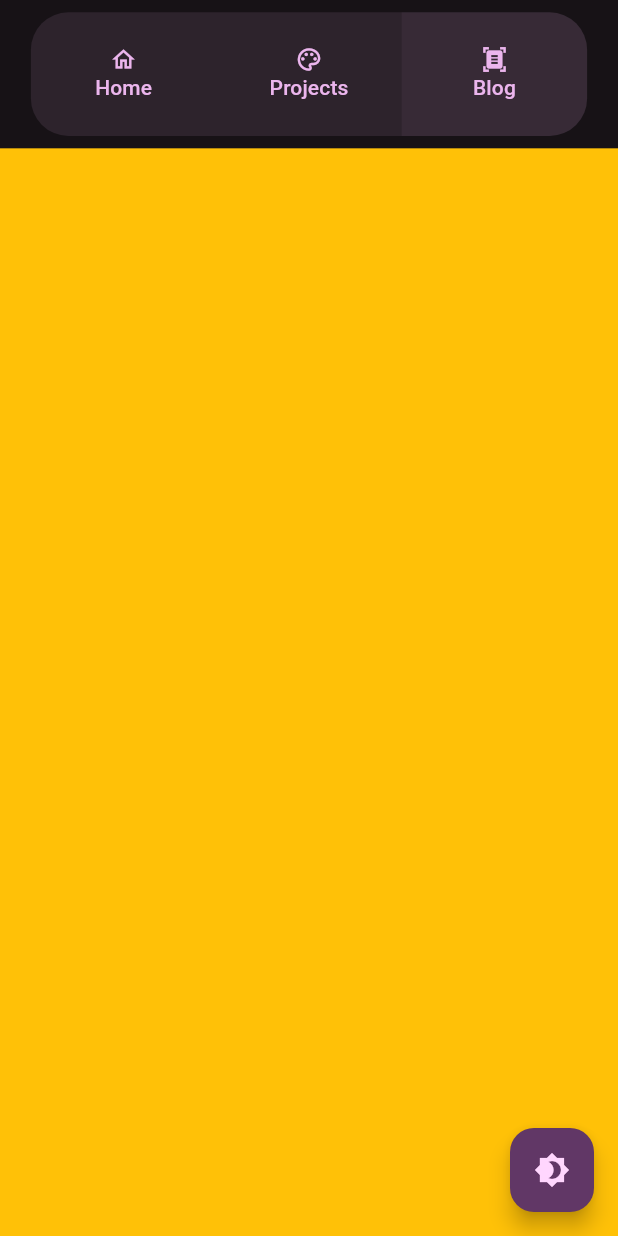
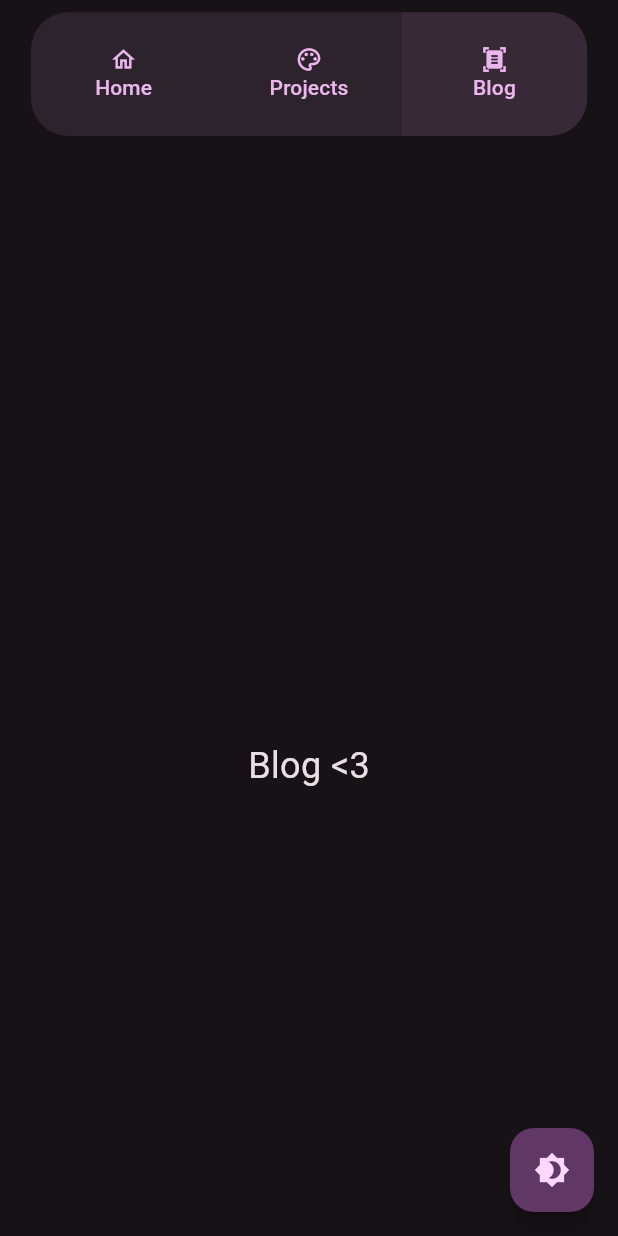
Before and after one commit to Franreno/franreno.github.io, a Flutter app: the screen it shows after launch, after a tap on "Projects", after a tap on "Blog", on a phone screen of 412 x 824 dp. Run offline on Flutter 3.47's test engine with Material 2 defaults, Android fonts, the phone set to English and light mode, and no system bars; our stand-ins replace equatable, flutter_bloc.

Commit message:
Adding names

```diff
--- a/lib/blog/view/blog.dart
+++ b/lib/blog/view/blog.dart
@@ -5,10 +5,11 @@ class BlogWidget extends StatelessWidget {
 
   @override
   Widget build(BuildContext context) {
-    return Container(
-      color: Colors.amber,
+    return SizedBox(
       width: MediaQuery.of(context).size.width,
       height: MediaQuery.of(context).size.height,
+      child:
+          const Center(child: Text("Blog <3", style: TextStyle(fontSize: 24))),
     );
   }
 }
--- a/lib/home/view/home.dart
+++ b/lib/home/view/home.dart
@@ -5,10 +5,11 @@ class HomeWidget extends StatelessWidget {
 
   @override
   Widget build(BuildContext context) {
-    return Container(
+    return SizedBox(
       width: MediaQuery.of(context).size.width,
       height: MediaQuery.of(context).size.height,
-      color: Colors.deepPurple,
+      child:
+          const Center(child: Text("Home <3", style: TextStyle(fontSize: 24))),
     );
   }
 }
--- a/lib/projects/view/projects.dart
+++ b/lib/projects/view/projects.dart
@@ -5,10 +5,11 @@ class ProjectsWidget extends StatelessWidget {
 
   @override
   Widget build(BuildContext context) {
-    return Container(
-      color: Colors.cyan,
+    return SizedBox(
       width: MediaQuery.of(context).size.width,
       height: MediaQuery.of(context).size.height,
+      child: const Center(
+          child: Text("Projects <3", style: TextStyle(fontSize: 24))),
     );
   }
 }
```
